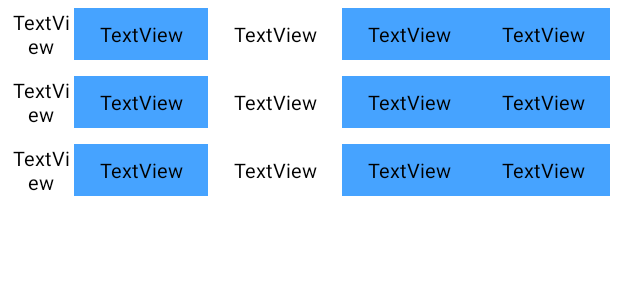
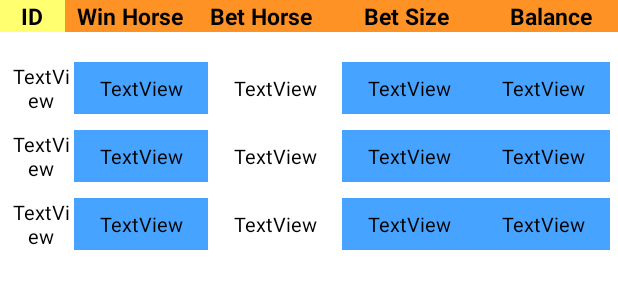
Before and after one commit to tristan0316/Horsegame2, an Android app: the layout fragment_bet_history.xml on its own in the app's theme, with its tools: preview values and no code run, on a phone screen of 412 x 824 dp. Shown: the top 300 px of the screen. Run offline under Robolectric (Android 15) with nearby library versions, the phone set to English and light mode, and no system bars.

Commit message:
Version final
all functionality completed !

```diff
--- a/app/src/main/java/com/example/horsegame2/GameFragment.kt
+++ b/app/src/main/java/com/example/horsegame2/GameFragment.kt
@@ -85,6 +85,23 @@ class GameFragment : Fragment() {
         }
 
 
+        viewModel.game1.h1.milesLivedata.observe(viewLifecycleOwner, Observer { newMiles ->
+            binding.progressBar1.progress = newMiles
+        })
+
+        viewModel.game1.h2.milesLivedata.observe(viewLifecycleOwner, Observer { newMiles ->
+            binding.progressBar2.progress = newMiles
+        })
+
+        viewModel.game1.h3.milesLivedata.observe(viewLifecycleOwner, Observer { newMiles ->
+            binding.progressBar3.progress = newMiles
+        })
+
+        viewModel.game1.h4.milesLivedata.observe(viewLifecycleOwner, Observer { newMiles ->
+            binding.progressBar4.progress = newMiles
+        })
+
+
         viewModel.h1Ratio.observe(viewLifecycleOwner, Observer { newScore ->
             binding.tvH1Ratio.text = String.format("%.1f", newScore) })
         viewModel.h2Ratio.observe(viewLifecycleOwner, Observer { newScore ->
--- a/app/src/main/java/com/example/horsegame2/GameViewModel.kt
+++ b/app/src/main/java/com/example/horsegame2/GameViewModel.kt
@@ -28,10 +28,11 @@ class GameViewModel(val database:HorseBetDao, application: Application) : Androi
 
 
 
-    var progress1 = MutableLiveData<Int>()
-    var progress2 = MutableLiveData<Int>()
-    var progress3 = MutableLiveData<Int>()
-    var progress4 = MutableLiveData<Int>()
+    //Mile of each horse
+    var miles_h1 = MutableLiveData<Int>()
+    var miles_h2 = MutableLiveData<Int>()
+    var miles_h3 = MutableLiveData<Int>()
+    var miles_h4 = MutableLiveData<Int>()
 
 
     //horse ratio
@@ -108,7 +109,15 @@ class GameViewModel(val database:HorseBetDao, application: Application) : Androi
 
 
     fun startGame() {
-        game1.race()
+
+        if(betmoney == null || betmoney!! > 10){
+            Toast.makeText(this.getApplication(), "Please insert the correct bet", Toast.LENGTH_SHORT).show()
+            return
+        }
+        else {
+
+            game1.race()
+        }
     }
 
     override fun GameEnd() {
@@ -155,10 +164,10 @@ class GameViewModel(val database:HorseBetDao, application: Application) : Androi
         h4Ratio.value = 2.0
         balance.value=10000.0
 
-        var h1 = h1Ratio.value?.let { Horse("H1", it) }
-        var h2 = h2Ratio.value?.let { Horse("H2", it) }
-        var h3 = h3Ratio.value?.let { Horse("H3", it) }
-        var h4 = h4Ratio.value?.let { Horse("H4", it) }
+         var h1 = h1Ratio.value?.let { Horse("H1", it) }!!
+         var h2 = h2Ratio.value?.let { Horse("H2", it) }!!
+         var h3 = h3Ratio.value?.let { Horse("H3", it) }!!
+         var h4 = h4Ratio.value?.let { Horse("H4", it) }!!
 
         game1 = Game(this, h1!!, h2!!, h3!!, h4!!)
     }
@@ -171,4 +180,6 @@ class GameViewModel(val database:HorseBetDao, application: Application) : Androi
         }
         this.dataid++
     }
+
+
 }
--- a/app/src/main/java/com/example/horsegame2/utils/Horse.kt
+++ b/app/src/main/java/com/example/horsegame2/utils/Horse.kt
@@ -1,5 +1,6 @@
 package com.example.horsegame2.utils
 
+import androidx.lifecycle.MutableLiveData
 import kotlinx.coroutines.CoroutineScope
 import kotlinx.coroutines.Dispatchers
 import kotlinx.coroutines.launch
@@ -9,6 +10,7 @@ class Horse(horsename: String = "", hRatio: Double)  {
     var mile: Int = 0
     var len: Long = 0
     var horsename: String = ""
+    var milesLivedata = MutableLiveData<Int>()
 
     init {
         this.ratio = 2.0
@@ -32,11 +34,12 @@ class Horse(horsename: String = "", hRatio: Double)  {
         this.len = 0
 
         var start: Long = System.currentTimeMillis()
-        while (mile < 3) {
+        while (mile < 20) {
             Thread.sleep((0..2000).random().toLong())
             CoroutineScope(Dispatchers.Main).launch {
                 mile = (mile)?.plus(1)
                 println("${horsename} ran ${mile} miles")
+                milesLivedata.value = mile
             }
         }
         len = System.currentTimeMillis()
--- a/app/src/main/res/layout/fragment_bet_history.xml
+++ b/app/src/main/res/layout/fragment_bet_history.xml
@@ -1,18 +1,103 @@
 <?xml version="1.0" encoding="utf-8"?>
-<layout>
+<layout xmlns:android="http://schemas.android.com/apk/res/android"
+    xmlns:app="http://schemas.android.com/apk/res-auto"
+    xmlns:tools="http://schemas.android.com/tools">
 
-    <androidx.constraintlayout.widget.ConstraintLayout xmlns:android="http://schemas.android.com/apk/res/android"
-        xmlns:app="http://schemas.android.com/apk/res-auto"
-        xmlns:tools="http://schemas.android.com/tools"
+    <androidx.constraintlayout.widget.ConstraintLayout
         android:layout_width="match_parent"
         android:layout_height="match_parent"
         tools:context=".view.HistoryActivity">
+
+        <LinearLayout
+            android:id="@+id/header_row"
+            android:layout_width="match_parent"
+            android:layout_height="wrap_content"
+            android:orientation="horizontal"
+            android:gravity="center"
+            tools:ignore="MissingConstraints">
+
+            <TextView
+                android:id="@+id/field_id"
+                android:layout_width="0dp"
+                android:layout_height="match_parent"
+                android:layout_weight="0.5"
+                android:text="ID"
+                android:textColor="@android:color/black"
+                android:textSize="15sp"
+                android:gravity="center"
+                android:background="#FFFF6F"
+                android:textStyle="bold"/>
+            <TextView
+                android:id="@+id/field_horse"
+                android:layout_width="0dp"
+                android:layout_height="match_parent"
+                android:layout_weight="1"
+                android:text="Win Horse"
+                android:textColor="@android:color/black"
+                android:textSize="15sp"
+                android:gravity="center"
+                android:background="#FF9224"
+                android:textStyle="bold"/>
+            <LinearLayout
+                android:layout_width="0dp"
+                android:layout_height="match_parent"
+                android:layout_weight="1"
+                android:orientation="vertical">
+                <TextView
+                    android:id="@+id/field_betmoney"
+                    android:layout_width="match_parent"
+                    android:layout_height="0dp"
+                    android:layout_weight="1"
+                    android:text="Bet Horse"
+                    android:textColor="@android:color/black"
+                    android:textSize="15sp"
+                    android:gravity="center"
+                    android:background="#FF9224"
+                    android:textStyle="bold"/>
+
+            </LinearLayout>
+
+            <LinearLayout
+                android:layout_width="0dp"
+                android:layout_height="match_parent"
+                android:orientation="vertical"
+                android:layout_weight="1.2">
+
+                <TextView
+                    android:id="@+id/field_earn"
+                    android:layout_width="match_parent"
+                    android:layout_height="wrap_content"
+                    android:layout_weight="1"
+                    android:background="#FF9224"
+                    android:gravity="center"
+                    android:text="Bet Size"
+                    android:textColor="@android:color/black"
+                    android:textSize="15sp"
+                    android:textStyle="bold" />
+
+            </LinearLayout>
+
+            <TextView
+                android:id="@+id/field_capital"
+                android:layout_width="0dp"
+                android:layout_height="match_parent"
+                android:layout_weight="1"
+                android:background="#FF9224"
+                android:gravity="center"
+                android:text="Balance"
+                android:textColor="@android:color/black"
+                android:textSize="15sp"
+                android:textStyle="bold"/>
+        </LinearLayout>
+
 
         <androidx.recyclerview.widget.RecyclerView
             android:id="@+id/recyclerview"
             android:layout_width="match_parent"
             android:layout_height="match_parent"
-            tools:listitem="@layout/item_view"
-            />
+            android:layout_marginTop="36dp"
+            app:layout_constraintTop_toBottomOf="@+id/header_row"
+            tools:layout_editor_absoluteX="0dp"
+            tools:listitem="@layout/item_view" />
     </androidx.constraintlayout.widget.ConstraintLayout>
 </layout>
```
